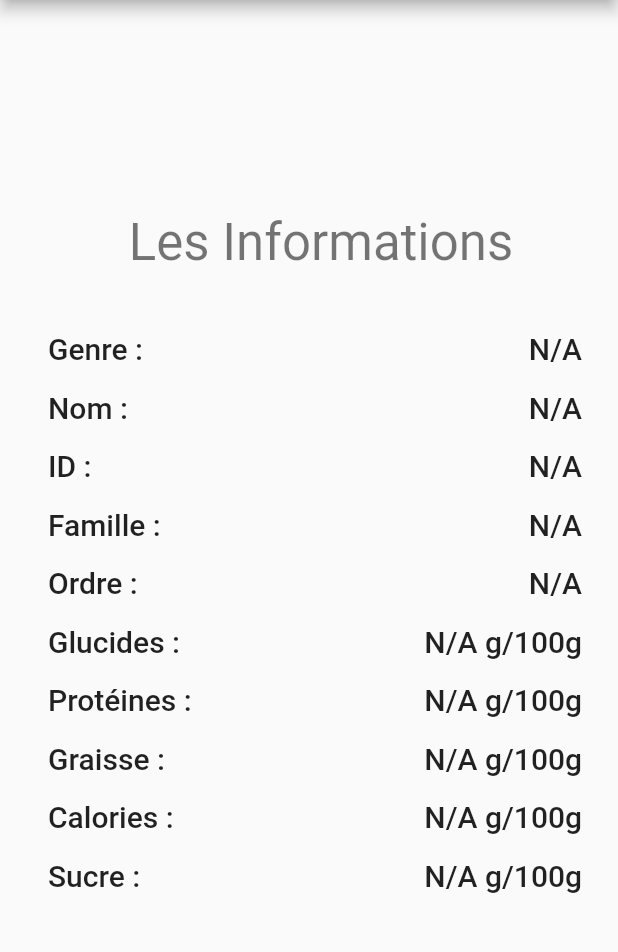
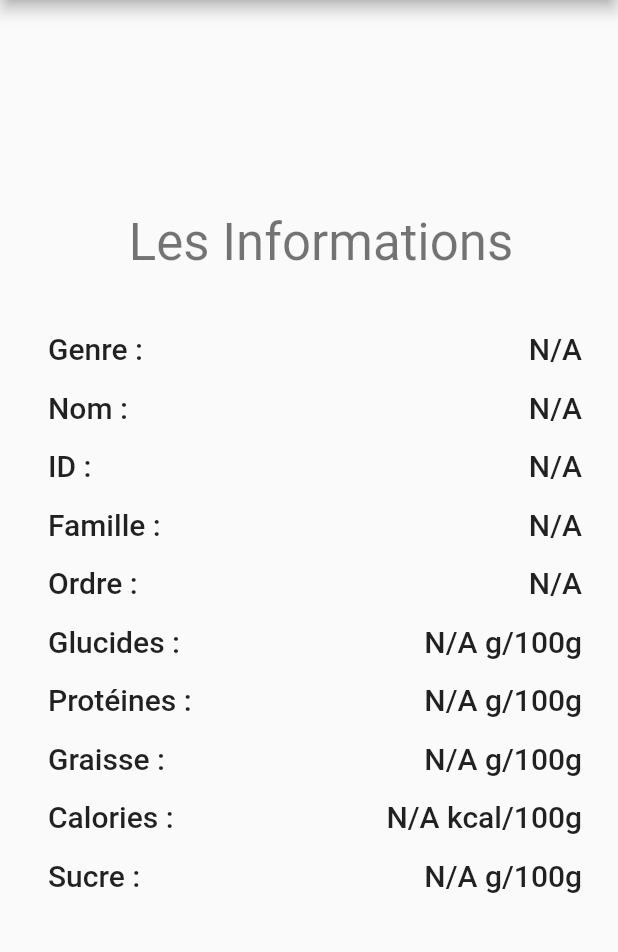
Before and after one commit to Majestyk228/flutter_project, a Flutter app: the FruitDetail screen opened directly with empty values, on a phone screen of 412 x 824 dp, the part 84-1036 px from its top. Run offline on Flutter 3.47's test engine with Material 2 defaults, Android fonts, the phone set to English and light mode, and no system bars; our stand-ins replace flutter_svg; network calls fail.

Commit message:
cleaning up code

```diff
--- a/lib/constants.dart
+++ b/lib/constants.dart
@@ -1,3 +1,6 @@
+// APP TITLE
+const String APP_TITLE = "The Fruity Shaker";
+
 // HOME
 const String WELCOME_MESSAGE="Bienvenue dans l'application Fruity Shaker !";
 const String SECONDARY_WELCOME="Voici la sélection de cocktail aléatoire !";
--- a/lib/main.dart
+++ b/lib/main.dart
@@ -1,5 +1,6 @@
 import 'package:flutter/material.dart';
 import 'package:flutter_svg/flutter_svg.dart';
+import '../constants.dart' as Constants;
 
 import 'home.dart';
 
@@ -15,13 +16,12 @@ class MyApp extends StatelessWidget {
   Widget build(BuildContext context) {
     return MaterialApp(
       debugShowCheckedModeBanner: false,
-      title: 'Flutter Demo',
+      title: Constants.APP_TITLE,
       theme: ThemeData(
         primarySwatch: Colors.grey,
         primaryTextTheme: const TextTheme(
           headline1: TextStyle(color: Colors.white),
           headline3: TextStyle(color: Colors.black),
-          //headline1: TextStyle(color: Colors.white),
         ),
       ),
       home: const MyHomePage(title: 'The Fruity Shaker'),
--- a/lib/pages/cocktail_details_page.dart
+++ b/lib/pages/cocktail_details_page.dart
@@ -38,7 +38,6 @@ class _CocktailDetailState extends State<CocktailDetail> {
     if (widget.cocktail.strIngredient7 != null) {
       listofingredients.add(widget.cocktail.strIngredient7);
     }
-    print(listofingredients);
 
     super.initState();
   }
@@ -110,7 +109,6 @@ class _CocktailDetailState extends State<CocktailDetail> {
                           // do something
                           favCocktails.add(widget.cocktail);
                           favCocktails =favCocktails.toSet().toList();
-                          print(favCocktails);
                         },
                       )
                     ),
--- a/lib/pages/cocktail_page.dart
+++ b/lib/pages/cocktail_page.dart
@@ -3,7 +3,6 @@ import 'dart:convert';
 import 'package:flutter/material.dart';
 import 'package:http/http.dart' as http;
 import 'package:thefruityshaker/components/cards.dart';
-import 'package:thefruityshaker/components/fruit_cards.dart';
 
 import '../objects/cocktail.dart';
 class CocktailWidget extends StatefulWidget {
@@ -60,7 +59,6 @@ class _CocktailWidgetState extends State<CocktailWidget> {
       }
 
     });
-    print(cocktails[0]);
   }
   @override
   Widget build(BuildContext context) {
--- a/lib/pages/favorite_page.dart
+++ b/lib/pages/favorite_page.dart
@@ -30,7 +30,7 @@ class _FavoriteWidgetState extends State<FavoriteWidget> {
             Navigator.pop(context);
           },
         ),
-        title: Text(
+        title: const Text(
            "Favoris",
           textAlign: TextAlign.center,
           overflow: TextOverflow.ellipsis,
--- a/lib/pages/fruit_details_page.dart
+++ b/lib/pages/fruit_details_page.dart
@@ -32,7 +32,6 @@ class _FruitDetailState extends State<FruitDetail> {
 
     //parsing du JSON de la réponse
     var data = json.decode(response.body);
-    print(data["nutritions"]["carbohydrates"]);
 
     setState(() {
       //récupération du fruit
@@ -248,7 +247,7 @@ class _FruitDetailState extends State<FruitDetail> {
                           const Spacer(),
                           Text(
                             //fruit.carbohydrates!=null ? fruit.carbohydrates.toString() + "g/100g" : "N/A",
-                            fruit?.calories!=null ? fruit!.calories.toString() + "g/100g" : "N/A g/100g",
+                            fruit?.calories!=null ? fruit!.calories.toString() + "kcal/100g" : "N/A kcal/100g",
                             style: Theme.of(context).textTheme.headline6,
                           ),
                         ],
--- a/lib/pages/home_page.dart
+++ b/lib/pages/home_page.dart
@@ -40,8 +40,6 @@ class _HomeWidgetState extends State<HomeWidget> {
     //parsing du JSON de la réponse
     var data = json.decode(response.body);
     var drink = data['drinks'];
-
-    //print(drink[0]['strDrinkThumb'].toString());
 
     setState(() {
       Cocktail unCocktail = Cocktail(
```
Also changed, not shown: lib/components/cards.dart (+6 -5 lines), lib/components/fruit_cards.dart (+9 -3 lines), lib/pages/about_page.dart (+6 -4 lines), lib/pages/potit_chat_page.dart (+1 -7 lines).
